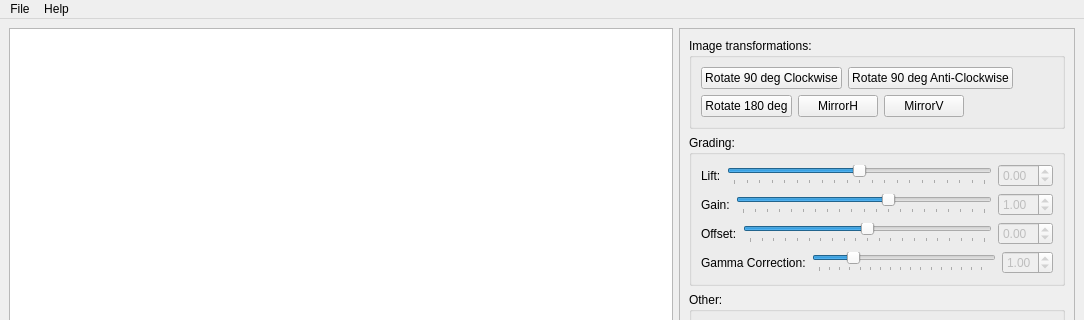
First picture: the form in mainwindow.ui, repository abansal755/Image-Editor, before the edit; both pictures show x 0 to 1084 and y 0 to 320 of the 1084 by 653 pixel window.
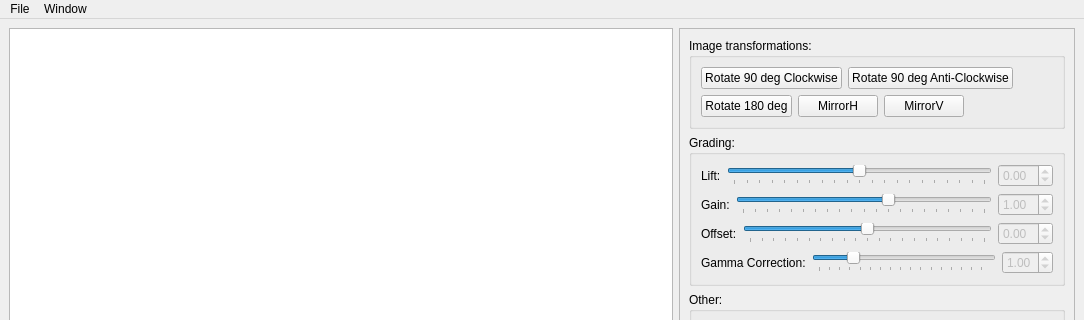
Second picture: the form after the edit.

```diff
--- a/mainwindow.ui
+++ b/mainwindow.ui
@@ -699,14 +699,14 @@
     <addaction name="actionClose_Image"/>
     <addaction name="actionExit"/>
    </widget>
-   <widget class="QMenu" name="menuHelp">
+   <widget class="QMenu" name="menuEdit">
     <property name="title">
-     <string>Help</string>
+     <string>Window</string>
     </property>
     <addaction name="actionAbout"/>
    </widget>
    <addaction name="menuFile"/>
-   <addaction name="menuHelp"/>
+   <addaction name="menuEdit"/>
   </widget>
   <widget class="QStatusBar" name="statusbar"/>
   <action name="actionOpen_image">
```
Left out of the diff: 10 changed lines with no effect on the pictures.
